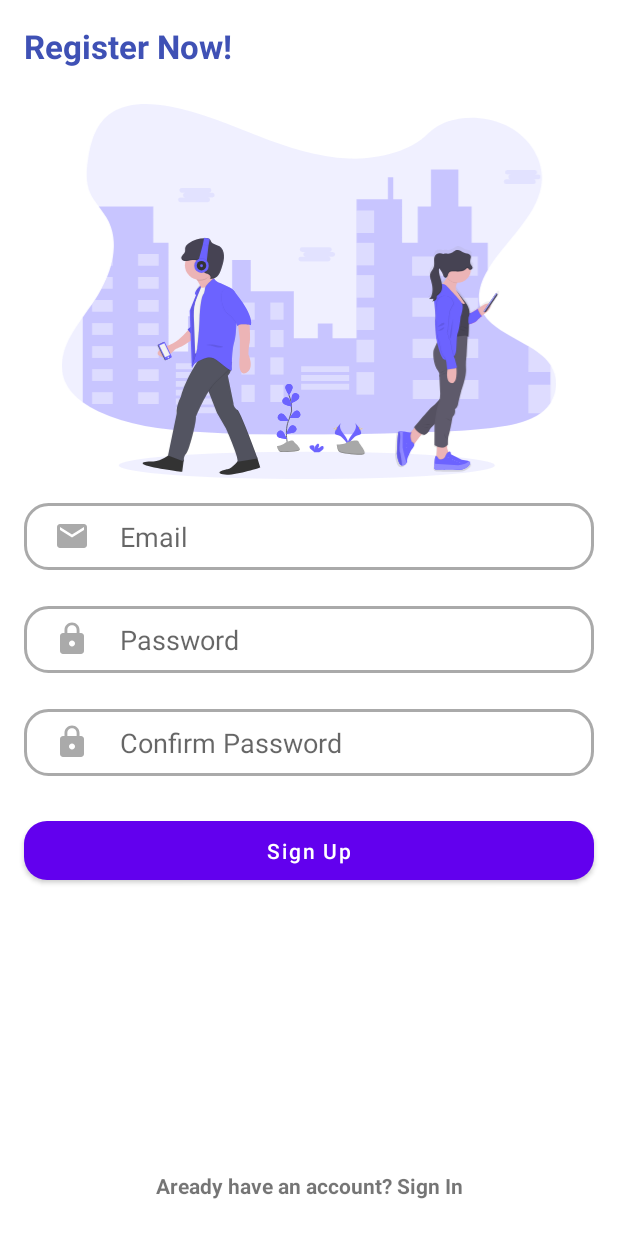
After one commit to iFix-Hub-KE/FirebaseAuthenticationDemo, an Android app: the layout activity_register.xml on its own in the app's theme, with its tools: preview values and no code run, on a phone screen of 412 x 824 dp. The commit adds this screen. Run offline under Robolectric (Android 15) with nearby library versions, the phone set to English and light mode, and no system bars.

Commit message:
register account

```diff
--- a/app/build.gradle
+++ b/app/build.gradle
@@ -1,6 +1,7 @@
 plugins {
     id 'com.android.application'
     id 'kotlin-android'
+    id 'com.google.gms.google-services'
 }
 
 android {
@@ -30,6 +31,10 @@ android {
     kotlinOptions {
         jvmTarget = '1.8'
     }
+
+    buildFeatures{
+        viewBinding true
+    }
 }
 
 dependencies {
@@ -39,7 +44,12 @@ dependencies {
     implementation 'androidx.appcompat:appcompat:1.3.0'
     implementation 'com.google.android.material:material:1.3.0'
     implementation 'androidx.constraintlayout:constraintlayout:2.0.4'
+    implementation 'androidx.legacy:legacy-support-v4:1.0.0'
     testImplementation 'junit:junit:4.+'
     androidTestImplementation 'androidx.test.ext:junit:1.1.2'
     androidTestImplementation 'androidx.test.espresso:espresso-core:3.3.0'
+
+    implementation platform('com.google.firebase:firebase-bom:28.1.0')
+    implementation 'com.google.firebase:firebase-auth-ktx'
+
 }
--- a/app/src/main/AndroidManifest.xml
+++ b/app/src/main/AndroidManifest.xml
@@ -9,7 +9,8 @@
         android:roundIcon="@mipmap/ic_launcher_round"
         android:supportsRtl="true"
         android:theme="@style/Theme.FirebaseAuthenticationDemo">
-        <activity android:name=".MainActivity">
+        <activity android:name=".MainActivity"></activity>
+        <activity android:name=".RegisterActivity">
             <intent-filter>
                 <action android:name="android.intent.action.MAIN" />
 
--- /dev/null
+++ b/app/src/main/java/com/kanyideveloper/firebaseauthenticationdemo/RegisterActivity.kt
@@ -0,0 +1,35 @@
+package com.kanyideveloper.firebaseauthenticationdemo
+
+import androidx.appcompat.app.AppCompatActivity
+import android.os.Bundle
+import android.widget.Toast
+import com.google.firebase.auth.FirebaseAuth
+import com.kanyideveloper.firebaseauthenticationdemo.databinding.ActivityRegisterBinding
+
+class RegisterActivity : AppCompatActivity() {
+
+    private lateinit var binding: ActivityRegisterBinding
+    private lateinit var auth: FirebaseAuth
+
+    override fun onCreate(savedInstanceState: Bundle?) {
+        super.onCreate(savedInstanceState)
+        binding = ActivityRegisterBinding.inflate(layoutInflater)
+        setContentView(binding.root)
+
+        auth = FirebaseAuth.getInstance()
+
+        binding.Registerbutton.setOnClickListener {
+            //Views are blank, pass1 and pass2 are the same
+            val email = binding.editTextaTextRegisterEmailAddress.text.toString()
+            val password = binding.editTextTextRegisterPassword.text.toString()
+
+            auth.createUserWithEmailAndPassword(email,password).addOnCompleteListener { task ->
+                if (task.isSuccessful){
+                    Toast.makeText(this, "Account Created Successfuly", Toast.LENGTH_SHORT).show()
+                }else{
+                    Toast.makeText(this, "Authentication Failed", Toast.LENGTH_SHORT).show()
+                }
+            }
+        }
+    }
+}
--- a/app/src/main/res/layout/activity_main.xml
+++ b/app/src/main/res/layout/activity_main.xml
@@ -36,7 +36,7 @@
         android:src="@drawable/ic_undraw_missed_chances" />
 
     <EditText
-        android:id="@+id/editTextTextEmailAddress"
+        android:id="@+id/editTextaTextRegisterEmailAddress"
         android:layout_width="0dp"
         android:layout_height="wrap_content"
         android:layout_marginStart="16dp"
@@ -66,9 +66,9 @@
         android:hint="Password"
         android:drawablePadding="20dp"
         android:inputType="textPassword"
-        app:layout_constraintEnd_toEndOf="@+id/editTextTextEmailAddress"
-        app:layout_constraintStart_toStartOf="@+id/editTextTextEmailAddress"
-        app:layout_constraintTop_toBottomOf="@+id/editTextTextEmailAddress"
+        app:layout_constraintEnd_toEndOf="@+id/editTextaTextRegisterEmailAddress"
+        app:layout_constraintStart_toStartOf="@+id/editTextaTextRegisterEmailAddress"
+        app:layout_constraintTop_toBottomOf="@+id/editTextaTextRegisterEmailAddress"
         android:drawableLeft="@drawable/ic_baseline_lock_24" />
 
     <com.google.android.material.button.MaterialButton
--- /dev/null
+++ b/app/src/main/res/layout/activity_register.xml
@@ -0,0 +1,114 @@
+<?xml version="1.0" encoding="utf-8"?>
+<androidx.constraintlayout.widget.ConstraintLayout xmlns:android="http://schemas.android.com/apk/res/android"
+    xmlns:app="http://schemas.android.com/apk/res-auto"
+    xmlns:tools="http://schemas.android.com/tools"
+    android:layout_width="match_parent"
+    android:layout_height="match_parent"
+    tools:context=".RegisterActivity">
+
+        <TextView
+            android:id="@+id/textView"
+            android:layout_width="wrap_content"
+            android:layout_height="wrap_content"
+            android:layout_marginStart="16dp"
+            android:layout_marginLeft="16dp"
+            android:layout_marginTop="16dp"
+            android:text="Register Now!"
+            android:textColor="#3F51B5"
+            android:textSize="22sp"
+            android:textStyle="bold"
+            app:layout_constraintStart_toStartOf="parent"
+            app:layout_constraintTop_toTopOf="parent" />
+
+        <ImageView
+            android:id="@+id/imageView"
+            android:layout_width="0dp"
+            android:layout_height="250dp"
+            android:layout_marginStart="8dp"
+            android:layout_marginLeft="8dp"
+            android:layout_marginTop="24dp"
+            android:layout_marginEnd="8dp"
+            android:layout_marginRight="8dp"
+            app:layout_constraintEnd_toEndOf="parent"
+            app:layout_constraintStart_toStartOf="parent"
+            app:layout_constraintTop_toBottomOf="@+id/textView"
+            android:src="@drawable/ic_undraw_missed_chances" />
+
+        <EditText
+            android:id="@+id/editTextaTextRegisterEmailAddress"
+            android:layout_width="0dp"
+            android:layout_height="wrap_content"
+            android:layout_marginStart="16dp"
+            android:layout_marginLeft="16dp"
+            android:layout_marginTop="16dp"
+            android:layout_marginEnd="16dp"
+            android:layout_marginRight="16dp"
+            android:ems="10"
+            android:hint="Email"
+            android:drawableStart="@drawable/ic_baseline_email"
+            android:drawablePadding="20dp"
+            android:background="@drawable/edittext_background"
+            android:inputType="textEmailAddress"
+            app:layout_constraintEnd_toEndOf="parent"
+            app:layout_constraintStart_toStartOf="parent"
+            app:layout_constraintTop_toBottomOf="@+id/imageView"
+            android:drawableLeft="@drawable/ic_baseline_email" />
+
+        <EditText
+            android:id="@+id/editTextTextRegisterPassword"
+            android:layout_width="0dp"
+            android:layout_height="wrap_content"
+            android:layout_marginTop="24dp"
+            android:ems="10"
+            android:background="@drawable/edittext_background"
+            android:drawableStart="@drawable/ic_baseline_lock_24"
+            android:hint="Password"
+            android:drawablePadding="20dp"
+            android:inputType="textPassword"
+            app:layout_constraintEnd_toEndOf="@+id/editTextaTextRegisterEmailAddress"
+            app:layout_constraintStart_toStartOf="@+id/editTextaTextRegisterEmailAddress"
+            app:layout_constraintTop_toBottomOf="@+id/editTextaTextRegisterEmailAddress"
+            android:drawableLeft="@drawable/ic_baseline_lock_24" />
+
+        <EditText
+            android:id="@+id/editTextTextRegisterRetypePassword"
+            android:layout_width="0dp"
+            android:layout_height="wrap_content"
+            android:layout_marginTop="24dp"
+            android:ems="10"
+            android:background="@drawable/edittext_background"
+            android:drawableStart="@drawable/ic_baseline_lock_24"
+            android:hint="Confirm Password"
+            android:drawablePadding="20dp"
+            android:inputType="textPassword"
+            app:layout_constraintEnd_toEndOf="@+id/editTextTextRegisterPassword"
+            app:layout_constraintStart_toStartOf="@+id/editTextTextRegisterPassword"
+            app:layout_constraintTop_toBottomOf="@+id/editTextTextRegisterPassword"
+            android:drawableLeft="@drawable/ic_baseline_lock_24" />
+
+        <com.google.android.material.button.MaterialButton
+            android:id="@+id/Registerbutton"
+            android:layout_width="0dp"
+            android:layout_height="wrap_content"
+            android:layout_marginTop="24dp"
+            android:text="Sign Up"
+            android:textAllCaps="false"
+            android:padding="10dp"
+            app:cornerRadius="15dp"
+            app:layout_constraintEnd_toEndOf="@+id/editTextTextRegisterRetypePassword"
+            app:layout_constraintStart_toStartOf="@+id/editTextTextRegisterRetypePassword"
+            app:layout_constraintTop_toBottomOf="@+id/editTextTextRegisterRetypePassword" />
+
+
+
+        <TextView
+            android:id="@+id/textView345"
+            android:layout_width="wrap_content"
+            android:layout_height="wrap_content"
+            android:layout_marginBottom="24dp"
+            android:text="Aready have an account? Sign In"
+            android:textStyle="bold"
+            app:layout_constraintBottom_toBottomOf="parent"
+            app:layout_constraintEnd_toEndOf="parent"
+            app:layout_constraintStart_toStartOf="parent" />
+    </androidx.constraintlayout.widget.ConstraintLayout>
--- a/app/src/main/res/values/strings.xml
+++ b/app/src/main/res/values/strings.xml
@@ -1,3 +1,5 @@
 <resources>
     <string name="app_name">FirebaseAuthenticationDemo</string>
+    <!-- TODO: Remove or change this placeholder text -->
+    <string name="hello_blank_fragment">Hello blank fragment</string>
 </resources>
--- a/build.gradle
+++ b/build.gradle
@@ -8,6 +8,7 @@ buildscript {
     dependencies {
         classpath "com.android.tools.build:gradle:4.2.0"
         classpath "org.jetbrains.kotlin:kotlin-gradle-plugin:$kotlin_version"
+        classpath 'com.google.gms:google-services:4.3.8'
 
         // NOTE: Do not place your application dependencies here; they belong
         // in the individual module build.gradle files
```
Also changed, not shown: 1 other file.
